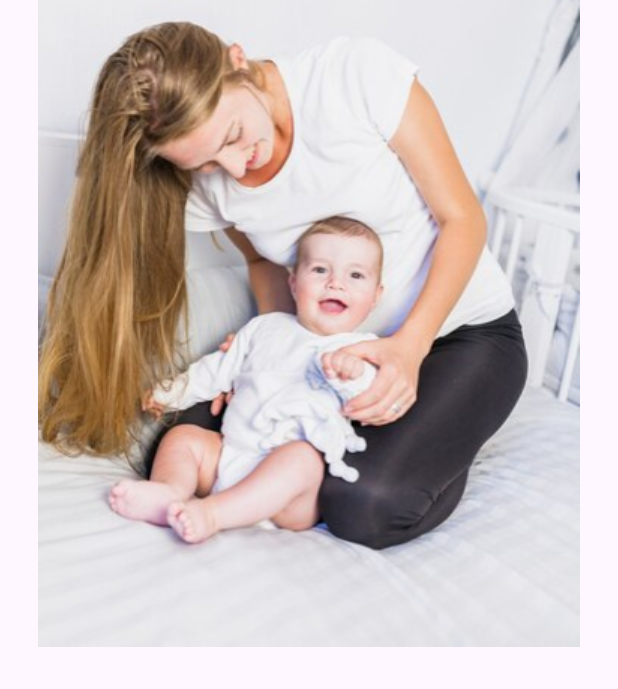
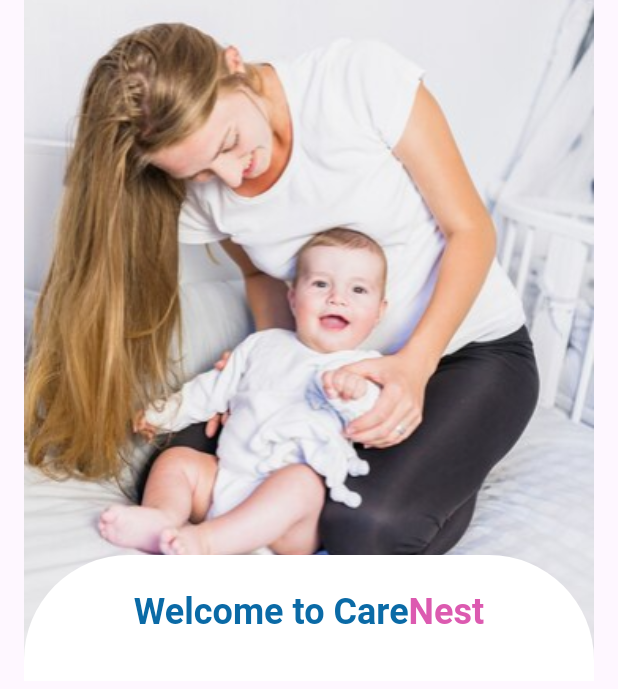
Before and after one commit to NadaKenawy/CareNest-App-GraduationProject, a Flutter app: the screen it shows after launch, on a phone screen of 412 x 824 dp. Shown: the top 689 px of the screen. Run offline on Flutter 3.47's test engine with Material 3 defaults, Android fonts, the light colour scheme and no system bars; our stand-ins replace dio, flutter_screenutil, freezed_annotation, get_it, google_fonts, pretty_dio_logger and 1 more; generated files the repository leaves out were written again.

Commit message:
Refactor SignUpBody widget and add new components

```diff
--- a/lib/features/sign_up/ui/widgets/sign_up_body.dart
+++ b/lib/features/sign_up/ui/widgets/sign_up_body.dart
@@ -1,5 +1,7 @@
-import 'package:care_nest/core/utils/app_images.dart';
+import 'package:care_nest/features/sign_up/ui/widgets/sign_up_image.dart';
+import 'package:care_nest/features/sign_up/ui/widgets/sign_up_title.dart';
 import 'package:flutter/material.dart';
+
 
 class SignUpBody extends StatelessWidget {
   const SignUpBody({super.key});
@@ -11,14 +13,33 @@ class SignUpBody extends StatelessWidget {
         children: [
           Padding(
             padding: const EdgeInsets.symmetric(horizontal: 16),
-            child: Column(
-              children: [Image.asset(AppImages.signUpImg),
-
+            child: Stack(
+              children: [
+                const SignUpImage(),
+                Positioned(
+                  top: 370,
+                  left: 0,
+                  right: 0,
+                  child: Container(
+                    padding: const EdgeInsets.symmetric(vertical: 24),
+                    decoration: const BoxDecoration(
+                      color: Colors.white,
+                      borderRadius: BorderRadius.only(
+                        topLeft: Radius.circular(70),
+                        topRight: Radius.circular(70),
+                      ),
+                    ),
+                    child:  const Column(
+                      children: [
+                        SignUpTitle(),
+                        SizedBox(height: 20),
+                      ],
+                    ),
+                  ),
+                ),
               ],
-
             ),
           ),
-
         ],
       ),
     );
--- /dev/null
+++ b/lib/features/sign_up/ui/widgets/sign_up_image.dart
@@ -0,0 +1,17 @@
+import 'package:care_nest/core/utils/app_images.dart';
+import 'package:flutter/material.dart';
+
+class SignUpImage extends StatelessWidget {
+  const SignUpImage({
+    super.key,
+  });
+
+  @override
+  Widget build(BuildContext context) {
+    return Image.asset(
+      AppImages.signUpImg,
+      width: double.infinity,
+      fit: BoxFit.fill,
+    );
+  }
+}
--- /dev/null
+++ b/lib/features/sign_up/ui/widgets/sign_up_title.dart
@@ -0,0 +1,35 @@
+import 'package:care_nest/core/utils/colors.dart';
+import 'package:care_nest/core/utils/font_weight_helper.dart';
+import 'package:flutter/material.dart';
+
+class SignUpTitle extends StatelessWidget {
+  const SignUpTitle({
+    super.key,
+  });
+
+  @override
+  Widget build(BuildContext context) {
+    return RichText(
+      text: const TextSpan(
+        children: [
+          TextSpan(
+            text: "Welcome to Care",
+            style: TextStyle(
+              fontSize: 24,
+              fontWeight: FontWeightHelper.bold,
+              color: ColorsData.primaryBlueColor,
+            ),
+          ),
+          TextSpan(
+            text: "Nest",
+            style: TextStyle(
+              fontSize: 24,
+              fontWeight: FontWeightHelper.bold,
+              color: ColorsData.primaryPinkColor,
+            ),
+          ),
+        ],
+      ),
+    );
+  }
+}
--- a/lib/main.dart
+++ b/lib/main.dart
@@ -1,6 +1,7 @@
 import 'package:care_nest/features/sign_up/ui/sign_up.dart';
 import 'package:flutter/material.dart';
 import 'package:flutter_screenutil/flutter_screenutil.dart';
+import 'package:google_fonts/google_fonts.dart';
 
 void main() {
   runApp(const CareNest());
@@ -11,15 +12,18 @@ class CareNest extends StatelessWidget {
 
   @override
   Widget build(BuildContext context) {
-    return const ScreenUtilInit(
-      designSize: Size(411.4, 843.4),
+    return ScreenUtilInit(
+      designSize: const Size(411.4, 843.4),
       ensureScreenSize: true,
       minTextAdapt: true,
       splitScreenMode: true,
       useInheritedMediaQuery: true,
       child: MaterialApp(
         debugShowCheckedModeBanner: false,
-        home: SignUp(),
+        theme: ThemeData.light().copyWith(
+          textTheme: GoogleFonts.fredokaTextTheme(),
+        ),
+        home: const SignUp(),
       ),
     );
   }
--- a/pubspec.yaml
+++ b/pubspec.yaml
@@ -42,6 +42,7 @@ dependencies:
   freezed: ^2.5.7
   freezed_annotation: ^2.4.4
   get_it: ^8.0.0
+  google_fonts: ^6.2.1
   intl: ^0.19.0
   json_annotation: ^4.9.0
   json_serializable: ^6.8.0
```
Also changed, not shown: pubspec.lock, 1 other file.
